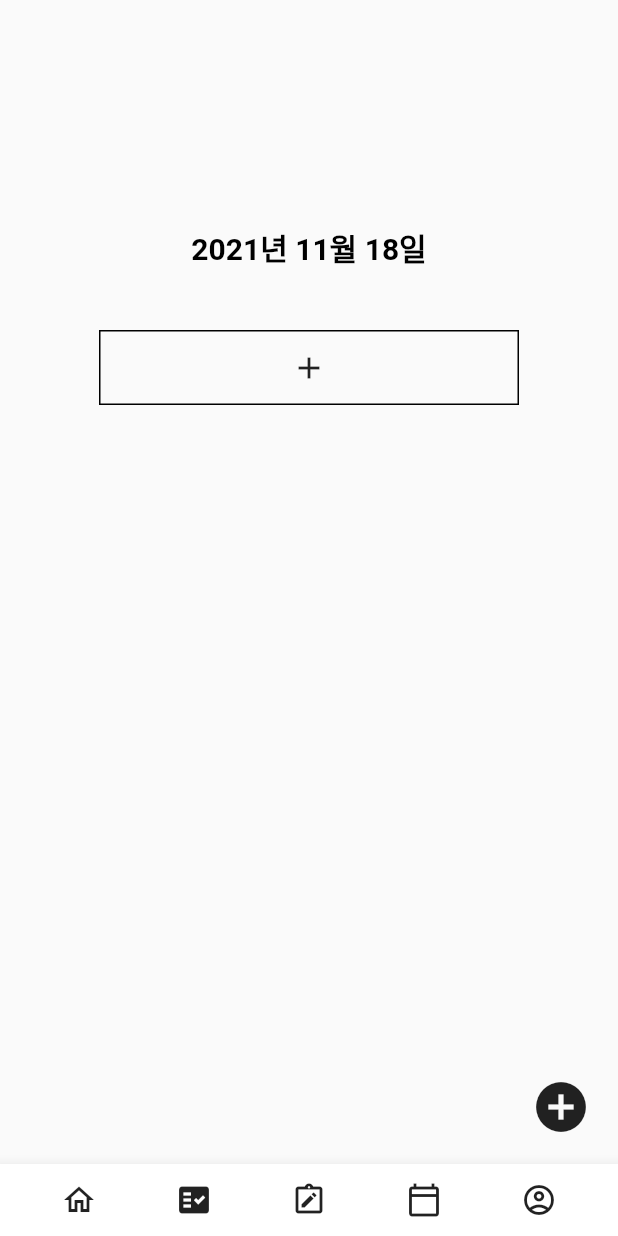
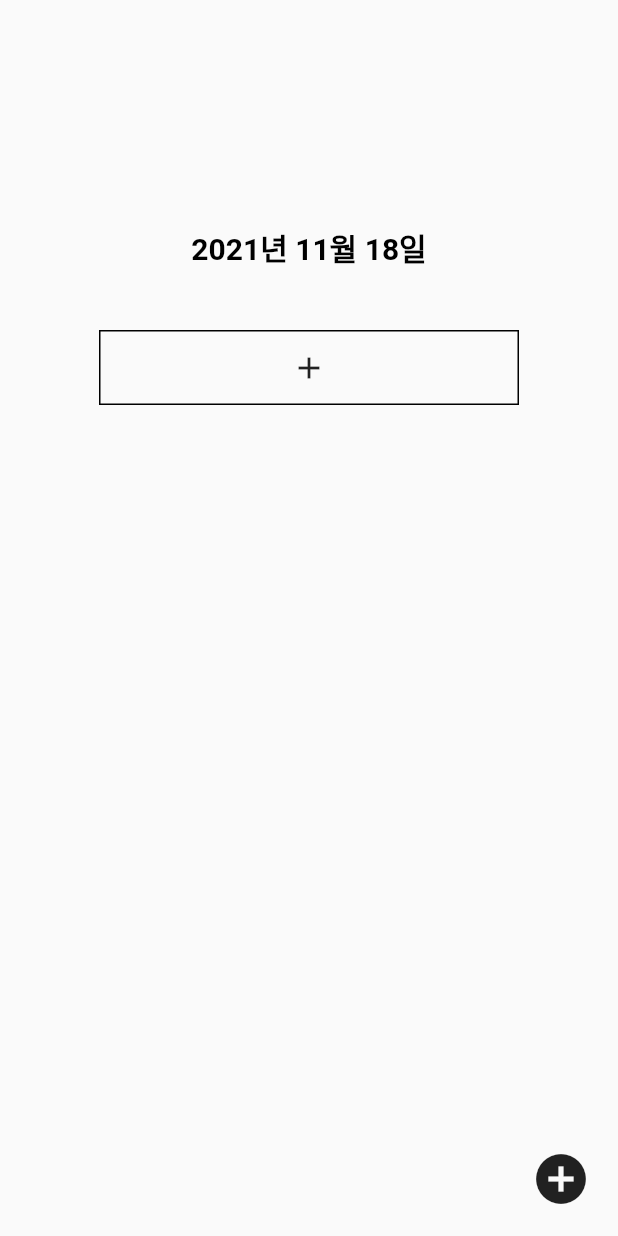
Before and after one commit to Hayun218/TIOIT, a Flutter app: the ToDoPage screen opened by its route, on a phone screen of 412 x 824 dp. Run offline on Flutter 3.47's test engine with Material 2 defaults, Android fonts, the phone set to English and light mode, and no system bars; our stand-ins replace cloud_firestore, firebase_auth, firebase_core, flutter_signin_button, google_sign_in, settings_ui; accounts and stored records are empty.

Commit message:
delete toDo appBar

```diff
--- a/tiot/lib/todo.dart
+++ b/tiot/lib/todo.dart
@@ -6,37 +6,6 @@ import 'package:flutter/rendering.dart';
 import 'package:flutter/widgets.dart';
 import 'package:intl/intl.dart';
 import 'package:firebase_auth/firebase_auth.dart';
-
-BottomAppBar appBar(BuildContext context) {
-  return BottomAppBar(
-    child: Row(
-      mainAxisAlignment: MainAxisAlignment.spaceEvenly,
-      children: [
-        // TODO: modify
-        IconButton(
-          onPressed: () => Navigator.pushNamed(context, '/dashboard'),
-          icon: Icon(Icons.home_outlined),
-        ),
-        IconButton(
-          onPressed: () => Navigator.pushNamed(context, '/todo'),
-          icon: Icon(Icons.fact_check),
-        ),
-        IconButton(
-          onPressed: () => Navigator.pushNamed(context, '/diary'),
-          icon: Icon(Icons.note_alt_outlined),
-        ),
-        IconButton(
-          onPressed: () => Navigator.pushNamed(context, '/home'),
-          icon: Icon(Icons.calendar_today_outlined),
-        ),
-        IconButton(
-          onPressed: () => Navigator.pushNamed(context, '/badge'),
-          icon: Icon(Icons.account_circle_outlined),
-        ),
-      ],
-    ),
-  );
-}
 
 User user = FirebaseAuth.instance.currentUser!;
 CollectionReference toDo = FirebaseFirestore.instance
@@ -247,7 +216,6 @@ class _ToDoPageState extends State<ToDoPage> {
   @override
   Widget build(BuildContext context) {
     return Scaffold(
-      bottomNavigationBar: appBar(context),
       body: Stack(
         children: [
           Align(
```
